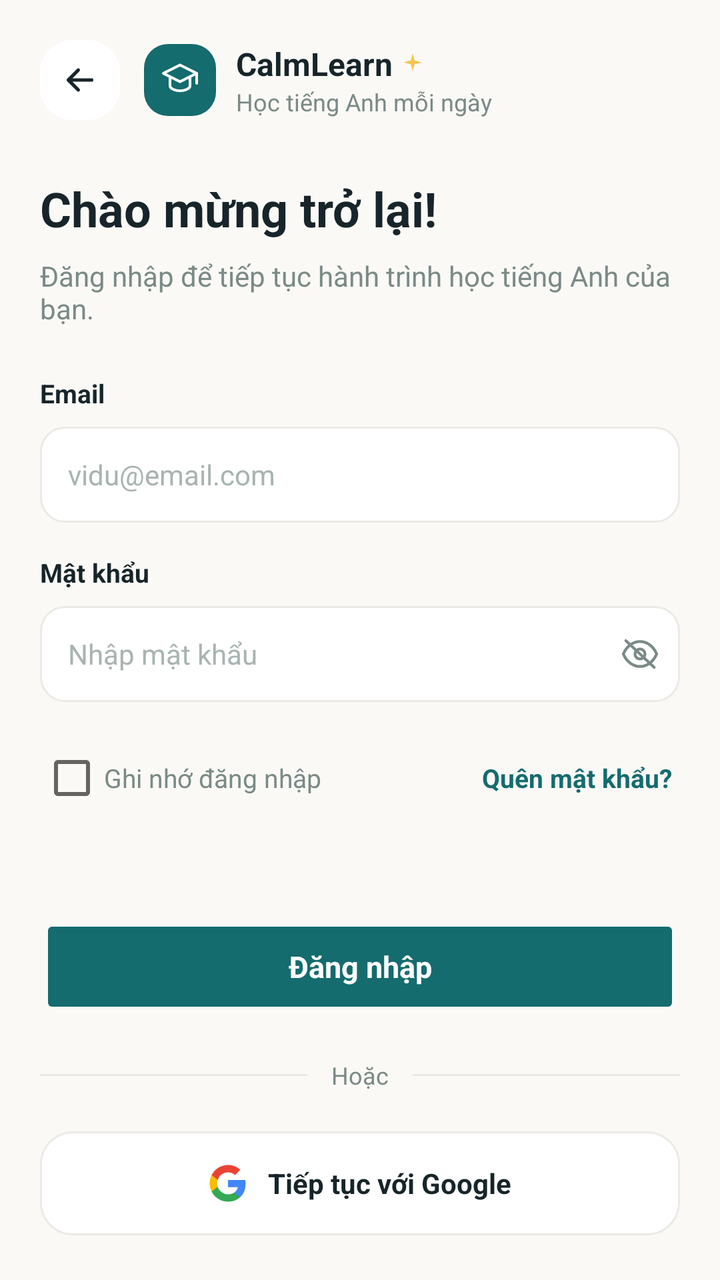
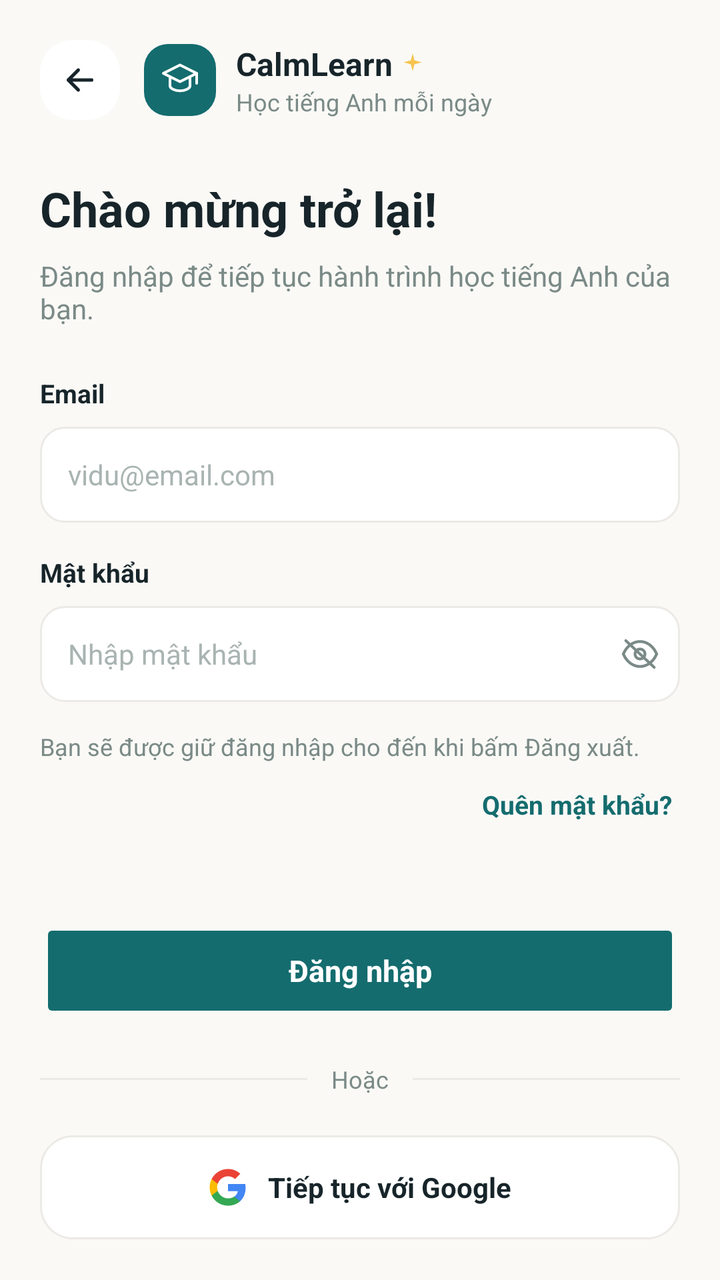

Two renders of the same Android screen: before a commit and after it. Below are the layout's source before the change and the commit's diff.
<!-- AndroidManifest.xml: application theme Theme.CalmLearn -->
<!-- res/layout/fragment_login.xml -->
<?xml version="1.0" encoding="utf-8"?>
<androidx.core.widget.NestedScrollView xmlns:android="http://schemas.android.com/apk/res/android"
    xmlns:app="http://schemas.android.com/apk/res-auto"
    android:id="@+id/loginRoot"
    android:layout_width="match_parent"
    android:layout_height="match_parent"
    android:background="@color/background"
    android:clipToPadding="false"
    android:fillViewport="true">

    <LinearLayout
        android:layout_width="match_parent"
        android:layout_height="wrap_content"
        android:orientation="vertical"
        android:paddingHorizontal="20dp"
        android:paddingBottom="24dp">

        
        <LinearLayout
            android:layout_width="match_parent"
            android:layout_height="wrap_content"
            android:layout_marginTop="20dp"
            android:gravity="center_vertical"
            android:orientation="horizontal">

            <ImageView
                android:id="@+id/btnBack"
                android:layout_width="40dp"
                android:layout_height="40dp"
                android:background="@drawable/bg_card"
                android:clickable="true"
                android:contentDescription="@null"
                android:focusable="true"
                android:padding="10dp"
                android:src="@drawable/ic_arrow_left"
                android:tint="@color/text_primary" />

            <include
                android:id="@+id/brandHeader"
                layout="@layout/view_auth_brand_header"
                android:layout_width="wrap_content"
                android:layout_height="wrap_content"
                android:layout_marginStart="12dp" />
        </LinearLayout>

        <TextView
            android:layout_width="match_parent"
            android:layout_height="wrap_content"
            android:layout_marginTop="28dp"
            android:text="@string/login_title"
            android:textColor="@color/text_primary"
            android:textSize="24sp"
            android:textStyle="bold" />

        <TextView
            android:layout_width="match_parent"
            android:layout_height="wrap_content"
            android:layout_marginTop="8dp"
            android:text="@string/login_subtitle"
            android:textColor="@color/text_secondary"
            android:textSize="14sp" />

        
        <TextView
            android:layout_width="match_parent"
            android:layout_height="wrap_content"
            android:layout_marginTop="24dp"
            android:text="@string/login_label_email"
            android:textColor="@color/text_primary"
            android:textSize="13sp"
            android:textStyle="bold" />

        <EditText
            android:id="@+id/etEmail"
            android:layout_width="match_parent"
            android:layout_height="48dp"
            android:layout_marginTop="8dp"
            android:background="@drawable/bg_input_field"
            android:hint="@string/register_hint_email"
            android:imeOptions="actionNext"
            android:inputType="textEmailAddress"
            android:maxLines="1"
            android:paddingHorizontal="14dp"
            android:textColor="@color/text_primary"
            android:textColorHint="@color/text_hint"
            android:textSize="14sp" />

        <TextView
            android:id="@+id/tvEmailError"
            android:layout_width="match_parent"
            android:layout_height="wrap_content"
            android:layout_marginTop="4dp"
            android:text="@string/login_error_email"
            android:textColor="@color/error"
            android:textSize="12sp"
            android:visibility="gone" />

        
        <TextView
            android:layout_width="match_parent"
            android:layout_height="wrap_content"
            android:layout_marginTop="16dp"
            android:text="@string/login_label_password"
            android:textColor="@color/text_primary"
            android:textSize="13sp"
            android:textStyle="bold" />

        <LinearLayout
            android:layout_width="match_parent"
            android:layout_height="48dp"
            android:layout_marginTop="8dp"
            android:background="@drawable/bg_input_field"
            android:gravity="center_vertical"
            android:orientation="horizontal">

            <EditText
                android:id="@+id/etPassword"
                android:layout_width="0dp"
                android:layout_height="match_parent"
                android:layout_weight="1"
                android:background="@android:color/transparent"
                android:hint="@string/login_hint_password"
                android:imeOptions="actionDone"
                android:inputType="textPassword"
                android:maxLines="1"
                android:paddingStart="14dp"
                android:paddingEnd="4dp"
                android:saveEnabled="false"
                android:textColor="@color/text_primary"
                android:textColorHint="@color/text_hint"
                android:textSize="14sp" />

            <ImageView
                android:id="@+id/btnTogglePassword"
                android:layout_width="40dp"
                android:layout_height="match_parent"
                android:clickable="true"
                android:contentDescription="@string/cd_toggle_password"
                android:focusable="true"
                android:padding="10dp"
                android:src="@drawable/ic_eye_off"
                android:tint="@color/text_secondary" />
        </LinearLayout>

        <TextView
            android:id="@+id/tvPasswordError"
            android:layout_width="match_parent"
            android:layout_height="wrap_content"
            android:layout_marginTop="4dp"
            android:text="@string/login_error_password"
            android:textColor="@color/error"
            android:textSize="12sp"
            android:visibility="gone" />

        
        <RelativeLayout
            android:layout_width="match_parent"
            android:layout_height="wrap_content"
            android:layout_marginTop="14dp">

            <CheckBox
                android:id="@+id/cbRememberMe"
                android:layout_width="wrap_content"
                android:layout_height="wrap_content"
                android:layout_alignParentStart="true"
                android:text="@string/login_remember_me"
                android:textColor="@color/text_secondary"
                android:textSize="13sp" />

            <TextView
                android:id="@+id/tvForgotPassword"
                android:layout_width="wrap_content"
                android:layout_height="wrap_content"
                android:layout_alignParentEnd="true"
                android:layout_centerVertical="true"
                android:background="?attr/selectableItemBackground"
                android:clickable="true"
                android:focusable="true"
                android:padding="4dp"
                android:text="@string/login_forgot_password"
                android:textColor="@color/teal_primary"
                android:textSize="13sp"
                android:textStyle="bold" />
        </RelativeLayout>

        <TextView
            android:id="@+id/tvError"
            android:layout_width="match_parent"
            android:layout_height="wrap_content"
            android:layout_marginTop="10dp"
            android:text="@string/register_error_email"
            android:textColor="@color/error"
            android:textSize="12sp"
            android:visibility="invisible" />

        <FrameLayout
            android:layout_width="match_parent"
            android:layout_height="wrap_content"
            android:layout_marginTop="18dp">

            <Button
                android:id="@+id/btnLogin"
                android:layout_width="match_parent"
                android:layout_height="52dp"
                android:enabled="false"
                android:text="@string/login_btn_submit"
                android:textAllCaps="false"
                android:textColor="@color/white"
                android:textSize="15sp"
                android:textStyle="bold"
                app:backgroundTint="@color/teal_primary"
                app:cornerRadius="26dp"
                app:elevation="0dp" />

            <ProgressBar
                android:id="@+id/progressBar"
                android:layout_width="24dp"
                android:layout_height="24dp"
                android:layout_gravity="center"
                android:indeterminateTint="@color/white"
                android:visibility="gone" />
        </FrameLayout>

        
        <LinearLayout
            android:layout_width="match_parent"
            android:layout_height="wrap_content"
            android:layout_marginTop="20dp"
            android:gravity="center_vertical"
            android:orientation="horizontal">

            <View
                android:layout_width="0dp"
                android:layout_height="1dp"
                android:layout_weight="1"
                android:background="@drawable/bg_divider" />

            <TextView
                android:layout_width="wrap_content"
                android:layout_height="wrap_content"
                android:layout_marginHorizontal="12dp"
                android:text="@string/login_or"
                android:textColor="@color/text_secondary"
                android:textSize="12sp" />

            <View
                android:layout_width="0dp"
                android:layout_height="1dp"
                android:layout_weight="1"
                android:background="@drawable/bg_divider" />
        </LinearLayout>

        <LinearLayout
            android:id="@+id/btnGoogleSignIn"
            android:layout_width="match_parent"
            android:layout_height="52dp"
            android:layout_marginTop="20dp"
            android:background="@drawable/bg_card_stroke"
            android:clickable="true"
            android:focusable="true"
            android:gravity="center"
            android:orientation="horizontal">

            <ImageView
                android:layout_width="20dp"
                android:layout_height="20dp"
                android:contentDescription="@null"
                android:src="@drawable/ic_google" />

            <TextView
                android:layout_width="wrap_content"
                android:layout_height="wrap_content"
                android:layout_marginStart="10dp"
                android:text="@string/login_google"
                android:textColor="@color/text_primary"
                android:textSize="14sp"
                android:textStyle="bold" />
        </LinearLayout>

        <LinearLayout
            android:layout_width="match_parent"
            android:layout_height="wrap_content"
            android:layout_marginTop="24dp"
            android:gravity="center"
            android:orientation="horizontal">

            <TextView
                android:layout_width="wrap_content"
                android:layout_height="wrap_content"
                android:text="@string/login_no_account"
                android:textColor="@color/text_secondary"
                android:textSize="13sp" />

            <TextView
                android:id="@+id/tvGoToRegister"
                android:layout_width="wrap_content"
                android:layout_height="wrap_content"
                android:background="?attr/selectableItemBackground"
                android:clickable="true"
                android:focusable="true"
                android:padding="4dp"
                android:text="@string/login_register_now"
                android:textColor="@color/teal_primary"
                android:textSize="13sp"
                android:textStyle="bold" />
        </LinearLayout>

    </LinearLayout>
</androidx.core.widget.NestedScrollView>
<!-- res/layout/view_auth_brand_header.xml (included above) -->
<?xml version="1.0" encoding="utf-8"?>
<LinearLayout xmlns:android="http://schemas.android.com/apk/res/android"
    android:layout_width="wrap_content"
    android:layout_height="wrap_content"
    android:gravity="center_vertical"
    android:orientation="horizontal">

    <FrameLayout
        android:layout_width="36dp"
        android:layout_height="36dp"
        android:background="@drawable/bg_icon_square_teal">

        <ImageView
            android:layout_width="20dp"
            android:layout_height="20dp"
            android:layout_gravity="center"
            android:contentDescription="@null"
            android:src="@drawable/ic_graduation_cap" />
    </FrameLayout>

    <LinearLayout
        android:layout_width="wrap_content"
        android:layout_height="wrap_content"
        android:layout_marginStart="10dp"
        android:orientation="vertical">

        <LinearLayout
            android:layout_width="wrap_content"
            android:layout_height="wrap_content"
            android:gravity="center_vertical"
            android:orientation="horizontal">

            <TextView
                android:layout_width="wrap_content"
                android:layout_height="wrap_content"
                android:text="@string/app_name"
                android:textColor="@color/text_primary"
                android:textSize="16sp"
                android:textStyle="bold" />

            <ImageView
                android:layout_width="12dp"
                android:layout_height="12dp"
                android:layout_marginStart="4dp"
                android:contentDescription="@null"
                android:src="@drawable/ic_sparkle"
                android:tint="@color/amber" />
        </LinearLayout>

        <TextView
            android:layout_width="wrap_content"
            android:layout_height="wrap_content"
            android:text="@string/auth_brand_tagline"
            android:textColor="@color/text_secondary"
            android:textSize="12sp" />
    </LinearLayout>

</LinearLayout>
<!-- resources referenced by this layout -->
<resources>
  <color name="amber">#F5C451</color>
  <color name="background">#FAF9F6</color>
  <color name="error">#E05A4A</color>
  <color name="teal_primary">#146C6E</color>
  <color name="text_hint">#A9B4B2</color>
  <color name="text_primary">#17252A</color>
  <color name="text_secondary">#7A8A87</color>
  <color name="white">#FFFFFF</color>
  <!-- drawable bg_card (drawable) -->
  <shape xmlns:android="http://schemas.android.com/apk/res/android" android:shape="rectangle">
      <solid android:color="@color/surface"/>
      <corners android:radius="16dp"/>
  </shape>
  <!-- drawable bg_card_stroke (drawable) -->
  <shape xmlns:android="http://schemas.android.com/apk/res/android" android:shape="rectangle">
      <solid android:color="@color/surface"/>
      <stroke android:width="1dp" android:color="@color/divider"/>
      <corners android:radius="16dp"/>
  </shape>
  <!-- drawable bg_divider (drawable) -->
  <shape xmlns:android="http://schemas.android.com/apk/res/android" android:shape="rectangle">
      <solid android:color="@color/divider"/>
  </shape>
  <!-- drawable bg_icon_square_teal (drawable) -->
  <shape xmlns:android="http://schemas.android.com/apk/res/android" android:shape="rectangle">
      <solid android:color="@color/teal_primary"/>
      <corners android:radius="12dp"/>
  </shape>
  <!-- drawable bg_input_field (drawable) -->
  <shape xmlns:android="http://schemas.android.com/apk/res/android" android:shape="rectangle">
      <solid android:color="@color/surface"/>
      <stroke android:width="1dp" android:color="@color/divider"/>
      <corners android:radius="12dp"/>
  </shape>
  <!-- drawable ic_arrow_left (drawable) -->
  <vector xmlns:android="http://schemas.android.com/apk/res/android"
      android:width="24dp" android:height="24dp" android:viewportWidth="24" android:viewportHeight="24">
      <path android:pathData="M19,12 L5,12 M11,6 L5,12 L11,18" android:strokeColor="#FF000000" android:strokeWidth="2" android:strokeLineCap="round" android:strokeLineJoin="round" android:fillColor="@android:color/transparent"/>
  </vector>
  <!-- drawable ic_sparkle (drawable) -->
  <vector xmlns:android="http://schemas.android.com/apk/res/android"
      android:width="24dp" android:height="24dp" android:viewportWidth="24" android:viewportHeight="24">
      <path android:pathData="M12,2 L13.8,9 L21,11 L13.8,13 L12,20 L10.2,13 L3,11 L10.2,9 Z" android:fillColor="#FF000000"/>
  </vector>
  <string name="app_name">CalmLearn</string>
  <string name="auth_brand_tagline">Học tiếng Anh mỗi ngày</string>
  <string name="cd_toggle_password">Hiện/ẩn mật khẩu</string>
  <string name="login_btn_submit">Đăng nhập</string>
  <string name="login_error_email">Email không hợp lệ</string>
  <string name="login_error_password">Vui lòng nhập mật khẩu</string>
  <string name="login_forgot_password">Quên mật khẩu?</string>
  <string name="login_google">Tiếp tục với Google</string>
  <string name="login_hint_password">Nhập mật khẩu</string>
  <string name="login_label_email">Email</string>
  <string name="login_label_password">Mật khẩu</string>
  <string name="login_no_account">Chưa có tài khoản?</string>
  <string name="login_or">Hoặc</string>
  <string name="login_register_now">Đăng ký ngay</string>
  <string name="login_remember_me">Ghi nhớ đăng nhập</string>
  <string name="login_subtitle">Đăng nhập để tiếp tục hành trình học tiếng Anh của bạn.</string>
  <string name="login_title">Chào mừng trở lại!</string>
  <string name="register_error_email">Email không hợp lệ</string>
  <string name="register_hint_email">vidu@email.com</string>
  <color name="surface">#FFFFFF</color>
  <color name="divider">#ECEAE6</color>
  <color name="teal_dark">#0B5147</color>
  <color name="coral">#F27B64</color>
  <!-- unchanged entries left out for length: 4 -->
</resources>

<!-- the commit's change to res/layout/fragment_login.xml (unified diff, before → after) -->
@@ -153,19 +153,19 @@
             android:visibility="gone" />
 
         
+        <TextView
+            android:layout_width="match_parent"
+            android:layout_height="wrap_content"
+            android:layout_marginTop="14dp"
+            android:text="@string/login_session_note"
+            android:textColor="@color/text_secondary"
+            android:textSize="12sp" />
+
+        
         <RelativeLayout
             android:layout_width="match_parent"
             android:layout_height="wrap_content"
-            android:layout_marginTop="14dp">
-
-            <CheckBox
-                android:id="@+id/cbRememberMe"
-                android:layout_width="wrap_content"
-                android:layout_height="wrap_content"
-                android:layout_alignParentStart="true"
-                android:text="@string/login_remember_me"
-                android:textColor="@color/text_secondary"
-                android:textSize="13sp" />
+            android:layout_marginTop="8dp">
 
             <TextView
                 android:id="@+id/tvForgotPassword"
<!-- resource entries referenced after the edit -->
@@ -58,7 +58,7 @@
   <string name="login_no_account">Chưa có tài khoản?</string>
   <string name="login_or">Hoặc</string>
   <string name="login_register_now">Đăng ký ngay</string>
-  <string name="login_remember_me">Ghi nhớ đăng nhập</string>
+  <string name="login_session_note">Bạn sẽ được giữ đăng nhập cho đến khi bấm Đăng xuất.</string>
   <string name="login_subtitle">Đăng nhập để tiếp tục hành trình học tiếng Anh của bạn.</string>
   <string name="login_title">Chào mừng trở lại!</string>
   <string name="register_error_email">Email không hợp lệ</string>
